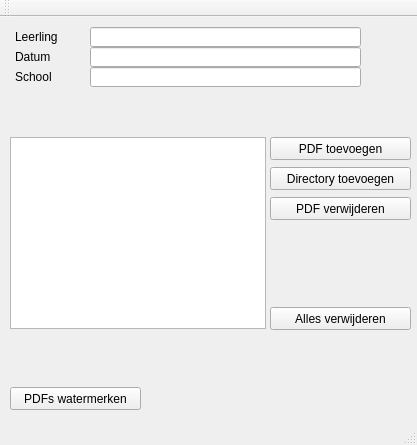
Old version of the form waterboard.ui in the repository vvim/pdfwatermark.
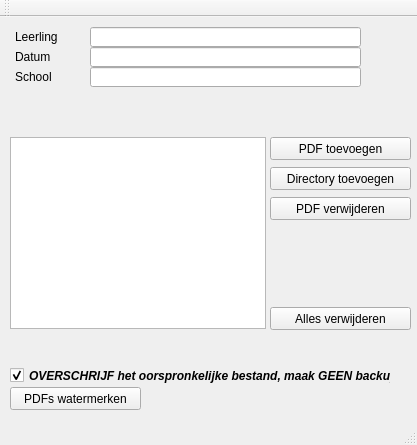
New version of the form.

Commit message: stamp instead of background; option to overwrite existing PDF

What changed in the file:
```diff
--- a/waterboard.ui
+++ b/waterboard.ui
@@ -164,6 +164,29 @@
      <string>Alles verwijderen</string>
     </property>
    </widget>
+   <widget class="QCheckBox" name="checkBoxOverwriteExistingFile">
+    <property name="geometry">
+     <rect>
+      <x>10</x>
+      <y>350</y>
+      <width>381</width>
+      <height>17</height>
+     </rect>
+    </property>
+    <property name="font">
+     <font>
+      <weight>75</weight>
+      <italic>true</italic>
+      <bold>true</bold>
+     </font>
+    </property>
+    <property name="text">
+     <string>OVERSCHRIJF het oorspronkelijke bestand, maak GEEN backup</string>
+    </property>
+    <property name="checked">
+     <bool>true</bool>
+    </property>
+   </widget>
   </widget>
   <widget class="QMenuBar" name="menuBar">
    <property name="geometry">
```
The commit also changes 1 other file.
